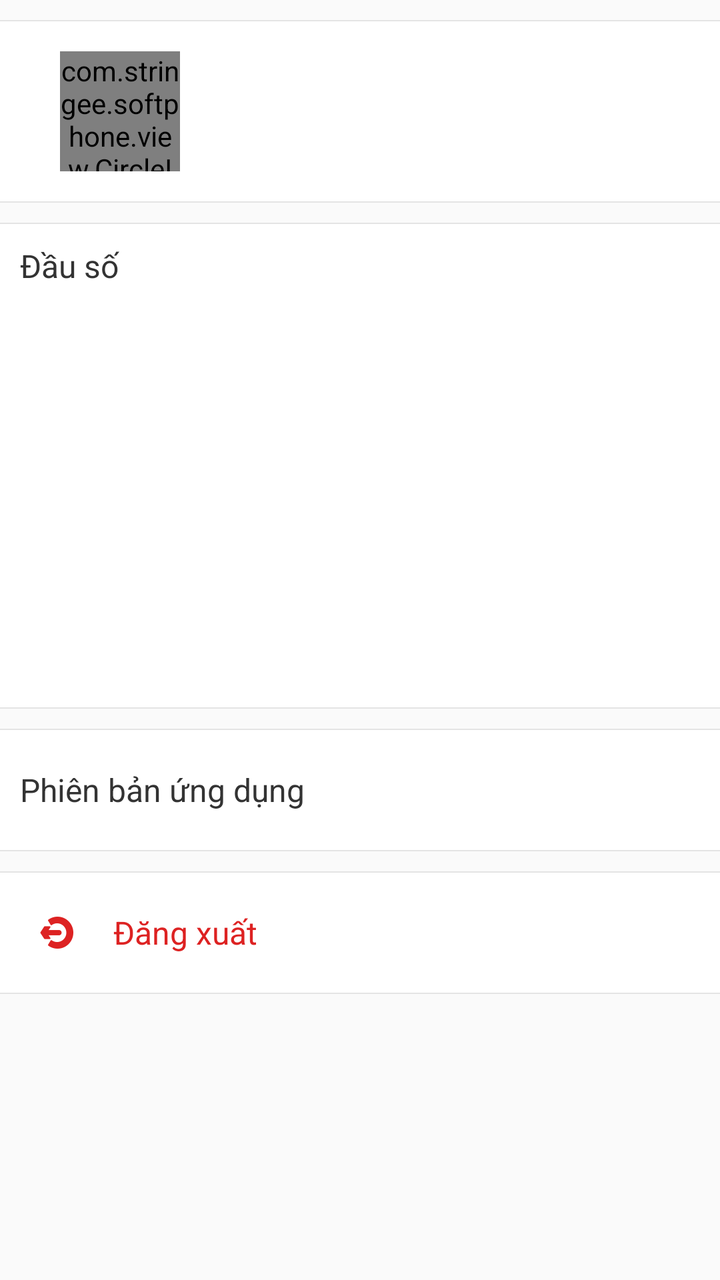
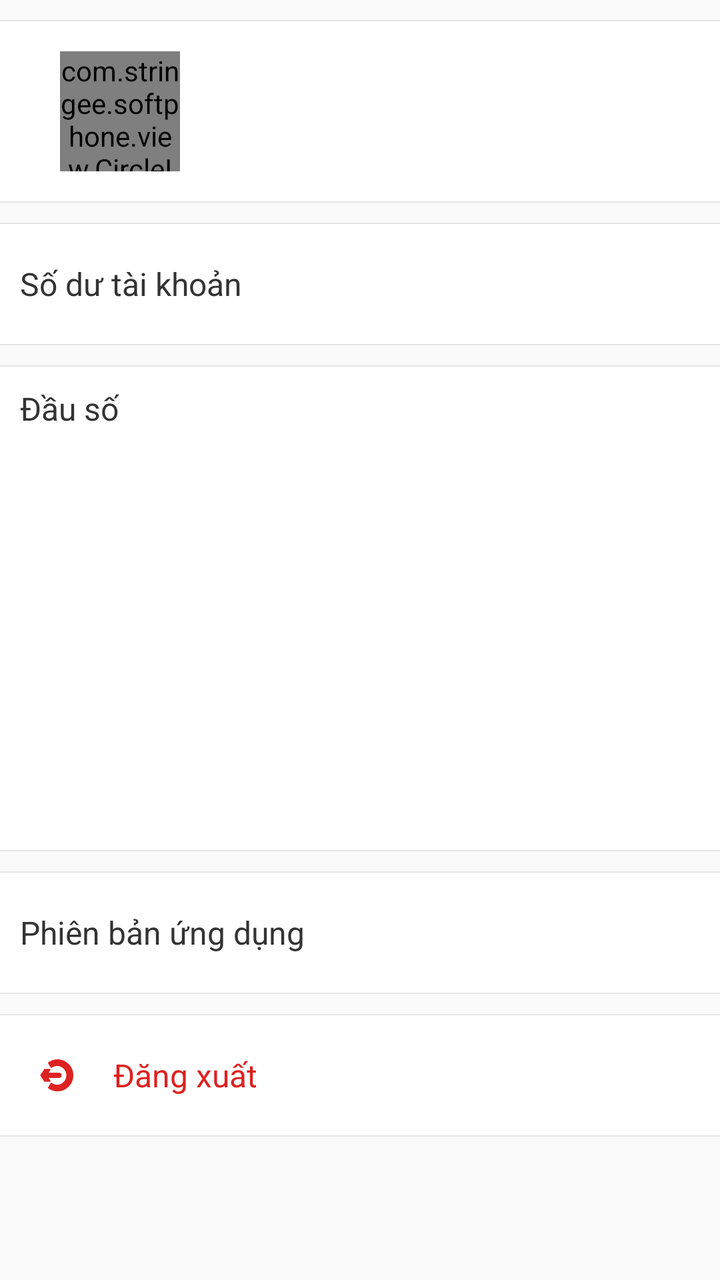

Two renders of the same Android screen: before a commit and after it. Below are the layout's source before the change and the commit's diff.
<!-- AndroidManifest.xml: application theme AppTheme -->
<!-- res/layout/fragment_settings.xml -->
<?xml version="1.0" encoding="utf-8"?>
<ScrollView xmlns:android="http://schemas.android.com/apk/res/android"
    android:layout_width="match_parent"
    android:layout_height="match_parent"
    android:fillViewport="true"
    android:scrollbars="none">

    <LinearLayout
        android:layout_width="match_parent"
        android:layout_height="match_parent"
        android:background="@color/background"
        android:orientation="vertical">

        <View
            android:layout_width="match_parent"
            android:layout_height="0.5dp"
            android:layout_marginTop="10dp"
            android:background="@color/separator" />

        <LinearLayout
            android:layout_width="match_parent"
            android:layout_height="90dp"
            android:background="#ffffff"
            android:gravity="center_vertical"
            android:paddingLeft="30dp">

            <com.stringee.softphone.view.CircleImageView
                android:id="@+id/im_avatar"
                android:layout_width="60dp"
                android:layout_height="60dp"
                android:background="@drawable/avatar_default" />

            <LinearLayout
                android:layout_width="wrap_content"
                android:layout_height="wrap_content"
                android:layout_marginLeft="10dp"
                android:orientation="vertical">

                <TextView
                    android:id="@+id/tv_name"
                    android:layout_width="wrap_content"
                    android:layout_height="wrap_content"
                    android:textColor="@color/text_normal"
                    android:textSize="@dimen/text_size_16"
                    android:textStyle="bold" />

                <TextView
                    android:id="@+id/tv_number"
                    android:layout_width="wrap_content"
                    android:layout_height="wrap_content"
                    android:layout_marginTop="5dp"
                    android:textColor="@color/text_sub"
                    android:textSize="@dimen/text_size_14"
                    android:visibility="gone" />
            </LinearLayout>
        </LinearLayout>

        <View
            android:layout_width="match_parent"
            android:layout_height="0.5dp"
            android:background="@color/separator" />

        <View
            android:layout_width="match_parent"
            android:layout_height="0.5dp"
            android:layout_marginTop="10dp"
            android:background="@color/separator" />

        <TextView
            android:layout_width="match_parent"
            android:layout_height="wrap_content"
            android:background="#ffffff"
            android:padding="10dp"
            android:text="@string/sip_trunk_number"
            android:textColor="@color/text_normal"
            android:textSize="@dimen/text_size_16" />

        <ListView
            android:id="@+id/lv_numbers"
            android:layout_width="match_parent"
            android:layout_height="200dp"
            android:background="#ffffff"
            android:divider="@null"
            android:dividerHeight="0dp"></ListView>

        <View
            android:layout_width="match_parent"
            android:layout_height="0.5dp"
            android:background="@color/separator" />

        <View
            android:layout_width="match_parent"
            android:layout_height="0.5dp"
            android:layout_marginTop="10dp"
            android:background="@color/separator" />

        <RelativeLayout
            android:layout_width="match_parent"
            android:layout_height="60dp"
            android:background="@drawable/white_selectable"
            android:paddingLeft="10dp"
            android:paddingRight="5dp">


            <TextView
                android:layout_width="wrap_content"
                android:layout_height="wrap_content"
                android:layout_centerVertical="true"
                android:text="@string/app_info"
                android:textColor="@color/text_normal"
                android:textSize="16sp" />

            <TextView
                android:id="@+id/tv_version"
                android:layout_width="wrap_content"
                android:layout_height="wrap_content"
                android:layout_alignParentRight="true"
                android:layout_centerVertical="true"
                android:textColor="@color/text_sub"
                android:textSize="16sp" />
        </RelativeLayout>

        <View
            android:layout_width="match_parent"
            android:layout_height="0.5dp"
            android:background="@color/separator" />

        <View
            android:layout_width="match_parent"
            android:layout_height="0.5dp"
            android:layout_marginTop="10dp"
            android:background="@color/separator" />

        <LinearLayout
            android:id="@+id/v_logout"
            android:layout_width="match_parent"
            android:layout_height="60dp"
            android:background="@drawable/white_selectable"
            android:gravity="center_vertical"
            android:paddingBottom="10dp"
            android:paddingLeft="20dp"
            android:paddingTop="10dp">


            <ImageView
                android:layout_width="wrap_content"
                android:layout_height="wrap_content"
                android:src="@drawable/ic_logout" />

            <TextView
                android:layout_width="wrap_content"
                android:layout_height="wrap_content"
                android:layout_marginLeft="20dp"
                android:text="@string/logout"
                android:textColor="#dd2222"
                android:textSize="16sp" />
        </LinearLayout>

        <View
            android:layout_width="match_parent"
            android:layout_height="0.5dp"
            android:layout_marginBottom="10dp"
            android:background="@color/separator" />

    </LinearLayout>
</ScrollView>
<!-- resources referenced by this layout -->
<resources>
  <color name="background">#fafafa</color>
  <color name="separator">#e4e4e4</color>
  <color name="text_normal">#333333</color>
  <color name="text_sub">#888888</color>
  <dimen name="text_size_14">14sp</dimen>
  <dimen name="text_size_16">16sp</dimen>
  <!-- drawable avatar_default: png bitmap (drawable-xxhdpi, 2274 bytes) -->
  <!-- drawable ic_logout: png bitmap (drawable-xxhdpi, 1158 bytes) -->
  <!-- drawable white_selectable (drawable) -->
  <?xml version="1.0" encoding="utf-8"?>
  <selector xmlns:android="http://schemas.android.com/apk/res/android">
  
      <item android:drawable="@color/item_selected" android:state_focused="true" />
      <item android:drawable="@color/item_selected" android:state_selected="true" />
      <item android:drawable="@color/item_selected" android:state_pressed="true" />
      <item android:drawable="@color/white" />
  
  </selector>
  <string name="app_info">Phiên bản ứng dụng</string>
  <string name="logout">Đăng xuất</string>
  <string name="sip_trunk_number">Đầu số</string>
  <style name="AppTheme" parent="Theme.AppCompat.Light.DarkActionBar">
          <item name="actionBarStyle">@style/MyActionBar</item>
          <item name="colorPrimary">@color/colorPrimary</item>
          <item name="colorPrimaryDark">@color/colorPrimaryDark</item>
          <item name="colorAccent">@color/colorAccent</item>
      </style>
  <color name="item_selected">#eaeaea</color>
  <color name="white">#ffffff</color>
  <style name="MyActionBar" parent="@style/Widget.AppCompat.Light.ActionBar">
          <item name="titleTextStyle">@style/ActionBarTitleText</item>
      </style>
  <color name="colorPrimary">#ffffff</color>
  <color name="colorPrimaryDark">#333333</color>
  <color name="colorAccent">#ef2734</color>
  <style name="ActionBarTitleText" parent="@style/TextAppearance.AppCompat.Widget.ActionBar.Title">
          <item name="android:textStyle">bold</item>
      </style>
</resources>

<!-- the commit's change to res/layout/fragment_settings.xml (unified diff, before → after) -->
@@ -66,6 +66,44 @@
             android:layout_marginTop="10dp"
             android:background="@color/separator" />
 
+        <RelativeLayout
+            android:layout_width="match_parent"
+            android:layout_height="60dp"
+            android:background="@drawable/white_selectable"
+            android:paddingLeft="10dp"
+            android:paddingRight="5dp">
+
+
+            <TextView
+                android:layout_width="wrap_content"
+                android:layout_height="wrap_content"
+                android:layout_centerVertical="true"
+                android:text="@string/balance"
+                android:textColor="@color/text_normal"
+                android:textSize="16sp" />
+
+            <TextView
+                android:id="@+id/tv_balance"
+                android:layout_width="wrap_content"
+                android:layout_height="wrap_content"
+                android:layout_alignParentRight="true"
+                android:layout_centerVertical="true"
+                android:layout_marginRight="5dp"
+                android:textColor="@color/text_sub"
+                android:textSize="16sp" />
+        </RelativeLayout>
+
+        <View
+            android:layout_width="match_parent"
+            android:layout_height="0.5dp"
+            android:background="@color/separator" />
+
+        <View
+            android:layout_width="match_parent"
+            android:layout_height="0.5dp"
+            android:layout_marginTop="10dp"
+            android:background="@color/separator" />
+
         <TextView
             android:layout_width="match_parent"
             android:layout_height="wrap_content"
<!-- resource entries referenced after the edit -->
@@ -19,6 +19,7 @@
   
   </selector>
   <string name="app_info">Phiên bản ứng dụng</string>
+  <string name="balance">Số dư tài khoản</string>
   <string name="logout">Đăng xuất</string>
   <string name="sip_trunk_number">Đầu số</string>
   <style name="AppTheme" parent="Theme.AppCompat.Light.DarkActionBar">
